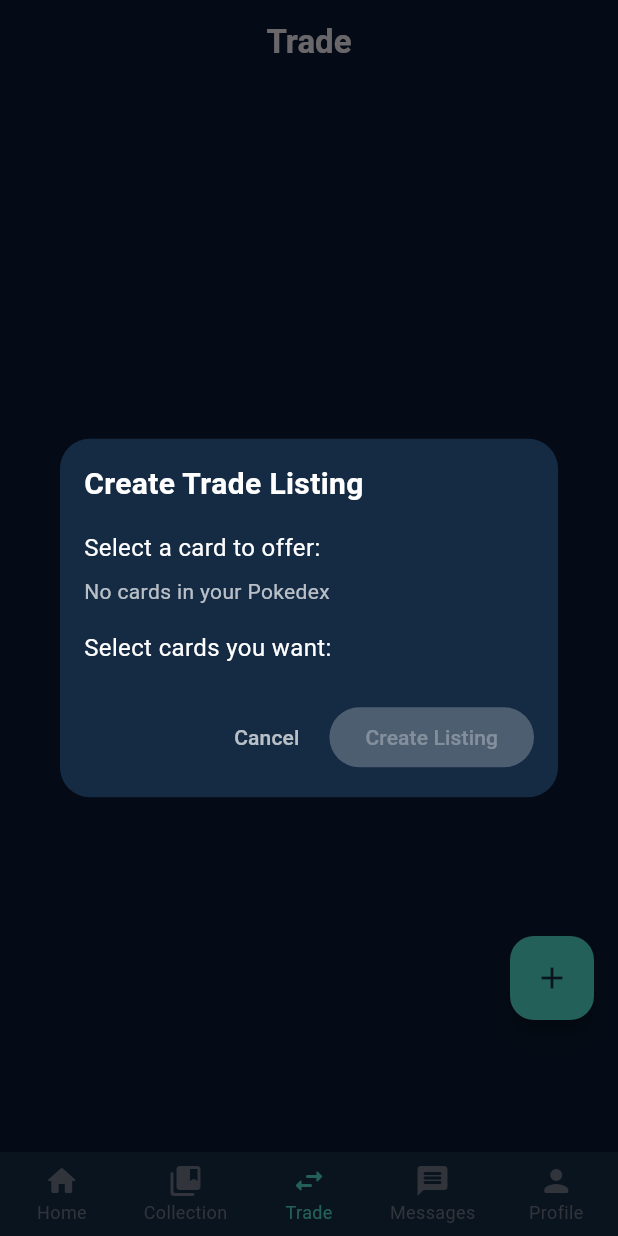
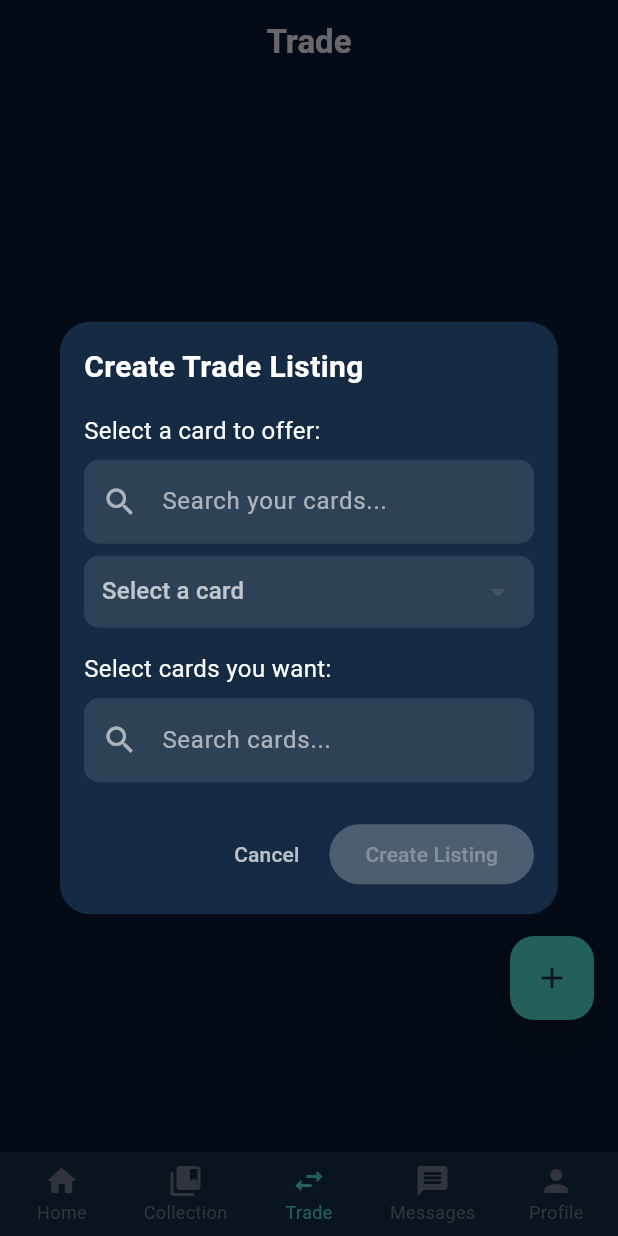
Before and after one commit to ekjacinto/pixel_trade, a Flutter app: the screen it shows once a user with an empty profile is signed in, item 3 of the bottom bar chosen, after a tap on the "add" icon, on a phone screen of 412 x 824 dp. Run offline on Flutter 3.47's test engine with Material 3 defaults, Android fonts, the phone set to English and light mode, and no system bars; our stand-ins replace cloud_firestore, firebase_auth, firebase_core; accounts and stored records are empty; generated files the repository leaves out were written again.

Commit message:
feat: search feature in trade creation

```diff
--- a/lib/pages/home_page.dart
+++ b/lib/pages/home_page.dart
@@ -995,6 +995,10 @@ class TradeTabState extends State<TradeTab> {
   void _showCreateTradeDialog(BuildContext context) {
     models.Card? selectedCard;
     List<String> wantedCardIds = [];
+    final TextEditingController offeredSearchController = TextEditingController();
+    final TextEditingController wantedSearchController = TextEditingController();
+    String offeredSearchQuery = '';
+    String wantedSearchQuery = '';
 
     showDialog(
       context: context,
@@ -1029,6 +1033,28 @@ class TradeTabState extends State<TradeTab> {
                       ),
                     ),
                     const SizedBox(height: 8),
+                    // Search bar for offered cards
+                    TextField(
+                      controller: offeredSearchController,
+                      style: const TextStyle(color: Colors.white),
+                      decoration: InputDecoration(
+                        hintText: 'Search your cards...',
+                        hintStyle: const TextStyle(color: Colors.white60),
+                        prefixIcon: const Icon(Icons.search, color: Colors.white60),
+                        filled: true,
+                        fillColor: Colors.white10,
+                        border: OutlineInputBorder(
+                          borderRadius: BorderRadius.circular(10),
+                          borderSide: BorderSide.none,
+                        ),
+                      ),
+                      onChanged: (value) {
+                        setState(() {
+                          offeredSearchQuery = value.toLowerCase();
+                        });
+                      },
+                    ),
+                    const SizedBox(height: 8),
                     StreamBuilder<List<models.Card>>(
                       stream: _cardService.getPokedex(),
                       builder: (context, snapshot) {
@@ -1048,12 +1074,10 @@ class TradeTabState extends State<TradeTab> {
                         }
 
                         final cards = snapshot.data ?? [];
-                        if (cards.isEmpty) {
-                          return const Text(
-                            'No cards in your Pokedex',
-                            style: TextStyle(color: Colors.white70),
-                          );
-                        }
+                        final filteredCards = offeredSearchQuery.isEmpty
+                            ? cards
+                            : cards.where((card) =>
+                                card.name.toLowerCase().contains(offeredSearchQuery)).toList();
 
                         return Container(
                           padding: const EdgeInsets.symmetric(horizontal: 12),
@@ -1070,13 +1094,37 @@ class TradeTabState extends State<TradeTab> {
                             isExpanded: true,
                             dropdownColor: const Color(0xFF152B44),
                             underline: Container(),
-                            items: cards.map((card) {
+                            items: filteredCards.map((card) {
                               return DropdownMenuItem<String>(
                                 key: ValueKey(card.id),
                                 value: card.id,
-                                child: Text(
-                                  card.name,
-                                  style: const TextStyle(color: Colors.white),
+                                child: Container(
+                                  padding: const EdgeInsets.symmetric(vertical: 8),
+                                  decoration: BoxDecoration(
+                                    color: Colors.transparent,
+                                    borderRadius: BorderRadius.circular(10),
+                                  ),
+                                  child: Row(
+                                    children: [
+                                      ClipRRect(
+                                        borderRadius: BorderRadius.circular(8),
+                                        child: Image.network(
+                                          card.imageUrl,
+                                          width: 60,
+                                          height: 84,
+                                          fit: BoxFit.cover,
+                                        ),
+                                      ),
+                                      const SizedBox(width: 12),
+                                      Expanded(
+                                        child: Text(
+                                          card.name,
+                                          style: const TextStyle(color: Colors.white),
+                                          overflow: TextOverflow.ellipsis,
+                                        ),
+                                      ),
+                                    ],
+                                  ),
                                 ),
                               );
                             }).toList(),
@@ -1101,6 +1149,28 @@ class TradeTabState extends State<TradeTab> {
                       ),
                     ),
                     const SizedBox(height: 8),
+                    // Search bar for wanted cards
+                    TextField(
+                      controller: wantedSearchController,
+                      style: const TextStyle(color: Colors.white),
+                      decoration: InputDecoration(
+                        hintText: 'Search cards...',
+                        hintStyle: const TextStyle(color: Colors.white60),
+                        prefixIcon: const Icon(Icons.search, color: Colors.white60),
+                        filled: true,
+                        fillColor: Colors.white10,
+                        border: OutlineInputBorder(
+                          borderRadius: BorderRadius.circular(10),
+                          borderSide: BorderSide.none,
+                        ),
+                      ),
+                      onChanged: (value) {
+                        setState(() {
+                          wantedSearchQuery = value.toLowerCase();
+                        });
+                      },
+                    ),
+                    const SizedBox(height: 8),
                     StreamBuilder<List<models.Card>>(
                       stream: _cardService.getCards(),
                       builder: (context, snapshot) {
@@ -1120,6 +1190,11 @@ class TradeTabState extends State<TradeTab> {
                         }
 
                         final cards = snapshot.data ?? [];
+                        final filteredCards = wantedSearchQuery.isEmpty
+                            ? cards
+                            : cards.where((card) =>
+                                card.name.toLowerCase().contains(wantedSearchQuery)).toList();
+
                         return Container(
                           constraints: BoxConstraints(
                             maxHeight: MediaQuery.of(context).size.height * 0.3,
@@ -1130,18 +1205,35 @@ class TradeTabState extends State<TradeTab> {
                           ),
                           child: ListView.builder(
                             shrinkWrap: true,
-                            itemCount: cards.length,
+                            itemCount: filteredCards.length,
                             itemBuilder: (context, index) {
-                              final card = cards[index];
+                              final card = filteredCards[index];
                               return CheckboxListTile(
-                                title: Text(
-                                  card.name,
-                                  style: const TextStyle(color: Colors.white),
+                                title: Row(
+                                  children: [
+                                    ClipRRect(
+                                      borderRadius: BorderRadius.circular(4),
+                                      child: Image.network(
+                                        card.imageUrl,
+                                        width: 40,
+                                        height: 56,
+                                        fit: BoxFit.cover,
+                                      ),
+                                    ),
+                                    const SizedBox(width: 12),
+                                    Expanded(
+                                      child: Text(
+                                        card.name,
+                                        style: const TextStyle(color: Colors.white),
+                                        overflow: TextOverflow.ellipsis,
+                                      ),
+                                    ),
+                                  ],
                                 ),
                                 value: wantedCardIds.contains(card.id),
                                 checkColor: const Color(0xFF152B44),
-                                fillColor: WidgetStateProperty.resolveWith(
-                                  (states) => states.contains(WidgetState.selected)
+                                fillColor: MaterialStateProperty.resolveWith(
+                                  (states) => states.contains(MaterialState.selected)
                                       ? const Color(0xFF4FD1C5)
                                       : Colors.white54,
                                 ),
```
Also changed, not shown: 4 other files.
